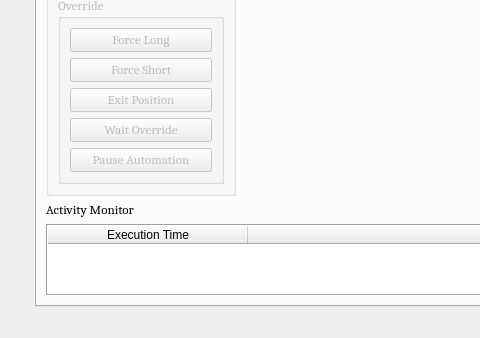
Old version of the form UI/algobot.ui in the repository ZENALC/algobot; both pictures show x 0 to 480 and y 493 to 831 of the 1000 by 831 pixel window.
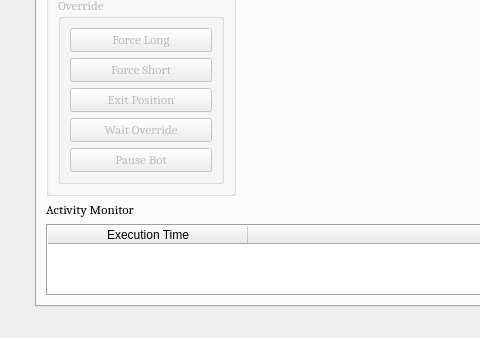
New version of the form. Icons and pictures are not drawn. Custom widgets are drawn as their Qt base class.

Commit message: added button to update tickers

```diff
--- a/UI/algobot.ui
+++ b/UI/algobot.ui
@@ -429,20 +429,8 @@
               </item>
               <item>
                <widget class="QPushButton" name="pauseBotButton">
-                <property name="enabled">
-                 <bool>false</bool>
-                </property>
-                <property name="sizePolicy">
-                 <sizepolicy hsizetype="Preferred" vsizetype="Fixed">
-                  <horstretch>0</horstretch>
-                  <verstretch>0</verstretch>
-                 </sizepolicy>
-                </property>
-                <property name="toolTip">
-                 <string>Pause bot</string>
-                </property>
                 <property name="text">
-                 <string>Pause Automation</string>
+                 <string>Pause Bot</string>
                 </property>
                </widget>
               </item>
```
Left out of the diff: 9 changed lines with no effect on the pictures. The commit also changes 2 other files.
